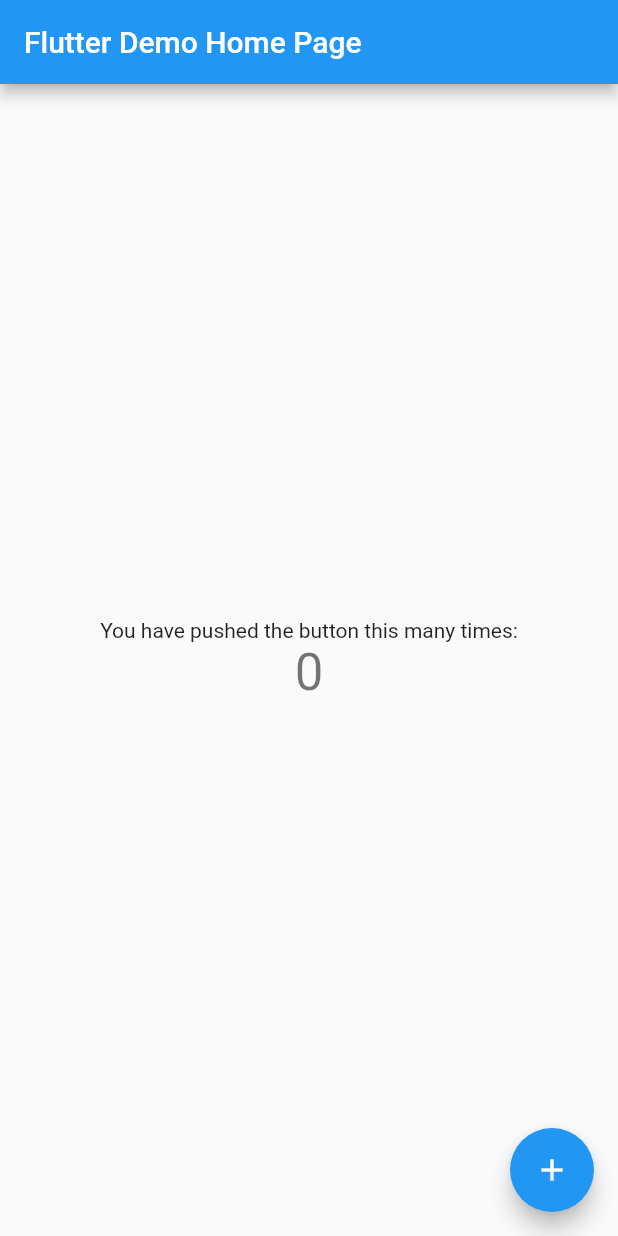
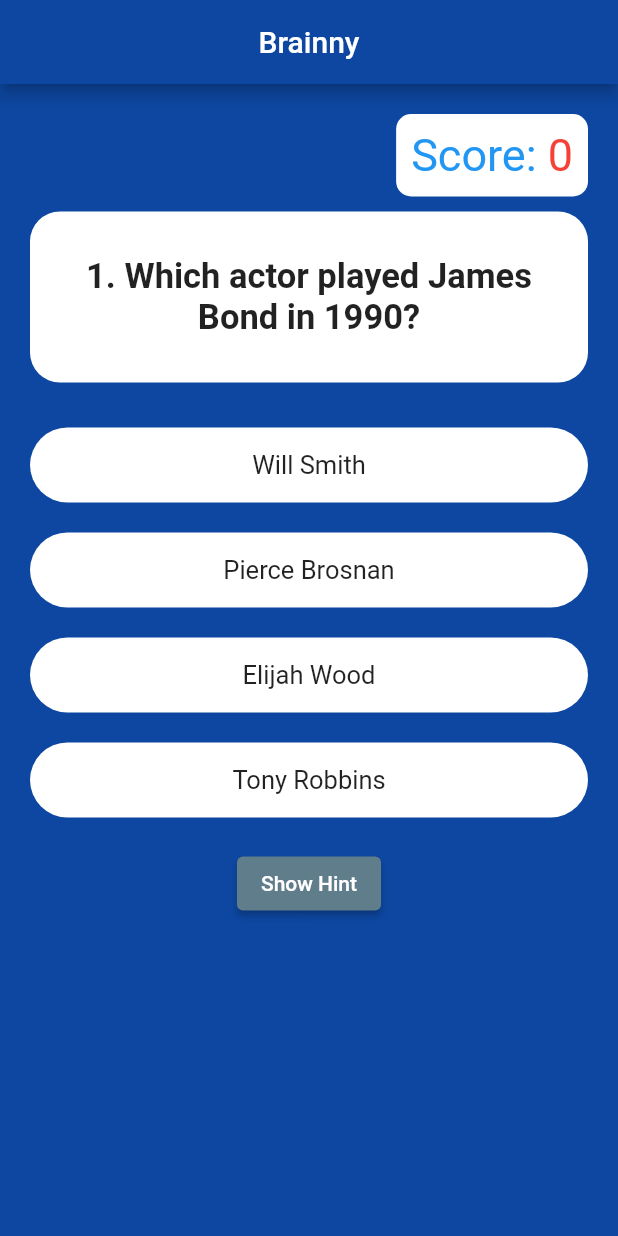
Before and after one commit to davidaodejobi/Flutter-and-Dart-Course, a Flutter app: the screen it shows after launch, on a phone screen of 412 x 824 dp. Run offline on Flutter 3.47's test engine with Material 2 defaults, Android fonts, the phone set to English and light mode, and no system bars.

Commit message:
completed the app (brainny)

```diff
--- /dev/null
+++ b/brainny/lib/answer.dart
@@ -0,0 +1,35 @@
+import 'package:flutter/material.dart';
+
+class Answer extends StatelessWidget {
+  const Answer({required this.nextQuestion, required this.answer, Key? key})
+      : super(key: key);
+
+  final VoidCallback nextQuestion;
+  final String answer;
+  @override
+  Widget build(BuildContext context) {
+    return Column(
+      children: [
+        Container(
+          height: 50,
+          width: double.infinity,
+          decoration: BoxDecoration(
+              borderRadius: BorderRadius.circular(30.0), color: Colors.white),
+          child: InkWell(
+            focusColor: Colors.blue.shade900,
+            onTap: nextQuestion,
+            borderRadius: BorderRadius.circular(40.0),
+            child: Center(
+                child: Text(
+              answer,
+              style: const TextStyle(fontSize: 17),
+            )),
+          ),
+        ),
+        const SizedBox(
+          height: 20,
+        )
+      ],
+    );
+  }
+}
--- a/brainny/lib/main.dart
+++ b/brainny/lib/main.dart
@@ -1,4 +1,7 @@
+import 'package:brainny/quiz.dart';
 import 'package:flutter/material.dart';
+
+import 'result.dart';
 
 void main() {
   runApp(const MyApp());
@@ -11,36 +14,21 @@ class MyApp extends StatelessWidget {
   @override
   Widget build(BuildContext context) {
     return MaterialApp(
-      title: 'Flutter Demo',
+      title: 'Brainny',
       theme: ThemeData(
-        // This is the theme of your application.
-        //
-        // Try running your application with "flutter run". You'll see the
-        // application has a blue toolbar. Then, without quitting the app, try
-        // changing the primarySwatch below to Colors.green and then invoke
-        // "hot reload" (press "r" in the console where you ran "flutter run",
-        // or simply save your changes to "hot reload" in a Flutter IDE).
-        // Notice that the counter didn't reset back to zero; the application
-        // is not restarted.
-        primarySwatch: Colors.blue,
+        appBarTheme: const AppBarTheme().copyWith(
+          color: Colors.blue.shade900,
+        ),
+        scaffoldBackgroundColor: Colors.blue.shade900,
+        primarySwatch: Colors.blueGrey,
       ),
-      home: const MyHomePage(title: 'Flutter Demo Home Page'),
+      home: const MyHomePage(title: 'Brainny'),
     );
   }
 }
 
 class MyHomePage extends StatefulWidget {
   const MyHomePage({Key? key, required this.title}) : super(key: key);
-
-  // This widget is the home page of your application. It is stateful, meaning
-  // that it has a State object (defined below) that contains fields that affect
-  // how it looks.
-
-  // This class is the configuration for the state. It holds the values (in this
-  // case the title) provided by the parent (in this case the App widget) and
-  // used by the build method of the State. Fields in a Widget subclass are
-  // always marked "final".
-
   final String title;
 
   @override
@@ -48,68 +36,130 @@ class MyHomePage extends StatefulWidget {
 }
 
 class _MyHomePageState extends State<MyHomePage> {
-  int _counter = 0;
+  final _questions = [
+    {
+      'questionText': '1. Which actor played James Bond in 1990?',
+      'answers': [
+        {'text': 'Will Smith', 'score': 0},
+        {'text': 'Pierce Brosnan', 'score': 10},
+        {'text': 'Elijah Wood', 'score': 0},
+        {'text': 'Tony Robbins', 'score': 0}
+      ],
+      'hint': 'Don\'t tell me you\'ve never heard of something 007 :) .',
+    },
+    {
+      'questionText':
+          '2. What is the real name of Oprah Winfrey, a famous American TV host?',
+      'answers': [
+        {'text': 'Orwin', 'score': 0},
+        {'text': 'Winfery', 'score': 0},
+        {'text': 'Orpah', 'score': 10},
+        {'text': 'None of the above', 'score': 0}
+      ],
+      'hint': 'No luck on this one(lol), it looks simple',
+    },
+    {
+      'questionText': '3. What is the national sport in Japan?',
+      'answers': [
+        {'text': 'Wrestling', 'score': 0},
+        {'text': 'Dancing', 'score': 0},
+        {'text': 'Shooting Arrows', 'score': 0},
+        {'text': 'Sumo Wrestling', 'score': 10}
+      ],
+      'hint': 'If you don\'t get that, forget about it(Lmao)',
+    },
+    {
+      'questionText': '3. Who introduced football in the world?',
+      'answers': [
+        {'text': 'France', 'score': 0},
+        {'text': 'China', 'score': 0},
+        {'text': 'England', 'score': 10},
+        {'text': 'Tokyo', 'score': 10}
+      ],
+      'hint': 'Well, It is definetly one of them',
+    },
+    {
+      'questionText':
+          '5. Which ball is worth the most points in English snooker?',
+      'answers': [
+        {'text': 'White ball', 'score': 0},
+        {'text': 'Green ball', 'score': 0},
+        {'text': 'Yellow ball', 'score': 0},
+        {'text': 'Black ball', 'score': 10}
+      ],
+      'hint': 'If it\'s not white, then it should be ...',
+    },
+    {
+      'questionText': '6. In which country were the first Olympic Games held?',
+      'answers': [
+        {'text': 'England', 'score': 0},
+        {'text': 'Greece', 'score': 10},
+        {'text': 'Paris', 'score': 0},
+        {'text': 'Russia', 'score': 0}
+      ],
+      'hint': 'No luck on this one',
+    },
+    {
+      'questionText': '7.	How many stars has the American flag got?',
+      'answers': [
+        {'text': 'Fifty', 'score': 10},
+        {'text': 'Thirty', 'score': 0},
+        {'text': 'Twenty', 'score': 0},
+        {'text': 'Fourty', 'score': 0}
+      ],
+      'hint': 'You can check the image online right away and start counting...(lol)',
+    },
 
-  void _incrementCounter() {
+    {
+      'questionText': '8. Who is the largest toy distributor in the world ?',
+      'answers': [
+        {'text': 'Tesla', 'score': 0},
+        {'text': 'Toyota', 'score': 0},
+        {'text': 'McDonalds', 'score': 10},
+        {'text': 'Benz', 'score': 0}
+      ],
+      'hint': 'One kinda look odd amoung the options',
+    },
+  ];
+
+  int _currentQuestion = 0;
+  int _totalScore = 0;
+
+  void _restartQuiz() {
     setState(() {
-      // This call to setState tells the Flutter framework that something has
-      // changed in this State, which causes it to rerun the build method below
-      // so that the display can reflect the updated values. If we changed
-      // _counter without calling setState(), then the build method would not be
-      // called again, and so nothing would appear to happen.
-      _counter++;
+      _currentQuestion = 0;
+      _totalScore = 0;
+    });
+  }
+
+  void _nextQuestion(int score) {
+    setState(() {
+      _currentQuestion++;
+      _totalScore += score;
     });
   }
 
   @override
   Widget build(BuildContext context) {
-    // This method is rerun every time setState is called, for instance as done
-    // by the _incrementCounter method above.
-    //
-    // The Flutter framework has been optimized to make rerunning build methods
-    // fast, so that you can just rebuild anything that needs updating rather
-    // than having to individually change instances of widgets.
     return Scaffold(
       appBar: AppBar(
-        // Here we take the value from the MyHomePage object that was created by
-        // the App.build method, and use it to set our appbar title.
         title: Text(widget.title),
+        centerTitle: true,
       ),
-      body: Center(
-        // Center is a layout widget. It takes a single child and positions it
-        // in the middle of the parent.
-        child: Column(
-          // Column is also a layout widget. It takes a list of children and
-          // arranges them vertically. By default, it sizes itself to fit its
-          // children horizontally, and tries to be as tall as its parent.
-          //
-          // Invoke "debug painting" (press "p" in the console, choose the
-          // "Toggle Debug Paint" action from the Flutter Inspector in Android
-          // Studio, or the "Toggle Debug Paint" command in Visual Studio Code)
-          // to see the wireframe for each widget.
-          //
-          // Column has various properties to control how it sizes itself and
-          // how it positions its children. Here we use mainAxisAlignment to
-          // center the children vertically; the main axis here is the vertical
-          // axis because Columns are vertical (the cross axis would be
-          // horizontal).
-          mainAxisAlignment: MainAxisAlignment.center,
-          children: <Widget>[
-            const Text(
-              'You have pushed the button this many times:',
-            ),
-            Text(
-              '$_counter',
-              style: Theme.of(context).textTheme.headline4,
-            ),
-          ],
-        ),
-      ),
-      floatingActionButton: FloatingActionButton(
-        onPressed: _incrementCounter,
-        tooltip: 'Increment',
-        child: const Icon(Icons.add),
-      ), // This trailing comma makes auto-formatting nicer for build methods.
+      body: Padding(
+          padding: const EdgeInsets.all(20.0),
+          child: _currentQuestion < _questions.length
+              ? Quiz(
+                  questions: _questions,
+                  currentQuestion: _currentQuestion,
+                  nextQuestion: _nextQuestion,
+                  hint: _questions,
+                  score: _totalScore,
+                )
+              : Result(
+                  restartQuiz: _restartQuiz,
+                  totalScore: _totalScore,
+                  totalQuestion: _currentQuestion)),
     );
   }
 }
--- /dev/null
+++ b/brainny/lib/question.dart
@@ -0,0 +1,30 @@
+import 'package:flutter/material.dart';
+
+class Question extends StatelessWidget {
+  const Question({
+    Key? key,
+    required this.currentQuestion,
+    required this.questions,
+  }) : super(key: key);
+
+  final List<Map<String, Object>> questions;
+  final int currentQuestion;
+
+  @override
+  Widget build(BuildContext context) {
+    return Container(
+      child: Text(
+        questions[currentQuestion]['questionText'] as String,
+        textAlign: TextAlign.center,
+        style: const TextStyle(
+          fontSize: 23,
+          fontWeight: FontWeight.bold,
+        ),
+      ),
+      width: double.infinity,
+      padding: const EdgeInsets.all(30.0),
+      decoration: BoxDecoration(
+          color: Colors.white, borderRadius: BorderRadius.circular(20.0)),
+    );
+  }
+}
--- /dev/null
+++ b/brainny/lib/quiz.dart
@@ -0,0 +1,136 @@
+import 'package:flutter/cupertino.dart';
+import 'package:flutter/material.dart';
+
+import 'answer.dart';
+import 'question.dart';
+
+class Quiz extends StatelessWidget {
+  const Quiz(
+      {required this.questions,
+      required this.currentQuestion,
+      required this.nextQuestion,
+      required this.hint,
+      required this.score,
+      Key? key})
+      : super(key: key);
+
+  final List<Map<String, Object>> questions;
+  final int currentQuestion;
+  final Function nextQuestion;
+  final List<Map<String, Object>> hint;
+  final int score;
+
+  @override
+  Widget build(BuildContext context) {
+    return Column(
+      crossAxisAlignment: CrossAxisAlignment.end,
+      children: [
+        Container(
+          padding: const EdgeInsets.all(10.0),
+          decoration:  BoxDecoration(
+            color: Colors.white,
+            borderRadius: BorderRadius.circular(10),
+          ),
+          child:  RichText(
+            text: TextSpan(
+              text: 'Score: ',
+              style: const TextStyle(
+                fontSize: 30.0,
+                color: Colors.blue,
+              ),
+              children: [
+                TextSpan(
+                  text: score.toString(),
+                  style: const TextStyle(
+                    fontSize: 30.0,
+                    color: Colors.red,
+                  ),
+
+
+
+                ),
+              ],
+            ),
+          ),
+        ),
+        const SizedBox(
+          height: 10.0,
+        ),
+        Column(
+
+          children: [
+
+            Question(questions: questions, currentQuestion: currentQuestion),
+            const SizedBox(
+              height: 30,
+            ),
+            ...(questions[currentQuestion]['answers'] as List<Map<String, Object>>)
+                .map((answer) {
+              return Answer(
+                  nextQuestion: () => nextQuestion(answer['score']),
+                  answer: answer['text'] as String);
+            }).toList(),
+            ElevatedButton(
+                onPressed: () {
+                  _showMaterialDialog(context);
+                },
+                child: const Text('Show Hint')),
+          ],
+        ),
+      ],
+    );
+  }
+
+  void _showMaterialDialog(BuildContext context) {
+    showDialog(
+        context: context,
+        builder: (context) {
+          return AlertDialog(
+            title: const Text('Hint!'),
+            content: Text(hint[currentQuestion]['hint'] as String),
+            actions: <Widget>[
+              TextButton(
+                onPressed: () {
+                  _dismissDialog(context);
+                },
+                child: const Text(
+                  'Close',
+                  textAlign: TextAlign.center,
+                ),
+              )
+            ],
+          );
+        });
+  }
+
+  _dismissDialog(BuildContext context) {
+    Navigator.pop(context);
+  }
+
+/*
+  void _showCupertinoDialog(BuildContext context) {
+    showDialog(
+        context: context,
+        builder: (context) {
+          return CupertinoAlertDialog(
+            title: Text('Cupertino Dialog'),
+            content: Text('Hey! I am Coflutter!'),
+            actions: <Widget>[
+              TextButton(
+                  onPressed: () {
+                    _dismissDialog(context);
+                  },
+                  child: Text('Close')),
+              TextButton(
+                onPressed: () {
+                  print('HelloWorld!');
+                  _dismissDialog(context);
+                },
+                child: Text('HelloWorld!'),
+              )
+            ],
+          );
+        });
+  }
+*/
+}
--- /dev/null
+++ b/brainny/lib/result.dart
@@ -0,0 +1,42 @@
+import 'package:flutter/material.dart';
+
+class Result extends StatelessWidget {
+  final VoidCallback restartQuiz;
+  final int totalScore;
+  final int totalQuestion;
+
+  const Result(
+      {required this.restartQuiz,
+      required this.totalScore,
+      required this.totalQuestion,
+      Key? key})
+      : super(key: key);
+
+      String get resultdetail{
+        String resultText;
+        if (totalScore >= 80) {
+        resultText = 'That was awesome';
+        } else if (totalScore >= 40) {
+          resultText = 'There\'s always room for improvement';
+        } else {
+          resultText = 'That wasn\'t bad but it wasn\'t good either';
+        }
+        return resultText;
+      }
+
+  @override
+  Widget build(BuildContext context) {
+    return AlertDialog(
+      title:
+          const Text('Congratulations, you made it to the end of the quiz'), // To display the title it is optional
+      content: Text('$resultdetail\n\n$totalScore / ${totalQuestion * 10}'),
+
+      actions: [
+        ElevatedButton(
+          onPressed: restartQuiz,
+          child: const Text('Restart Quiz'),
+        ),
+      ],
+    );
+  }
+}
```
